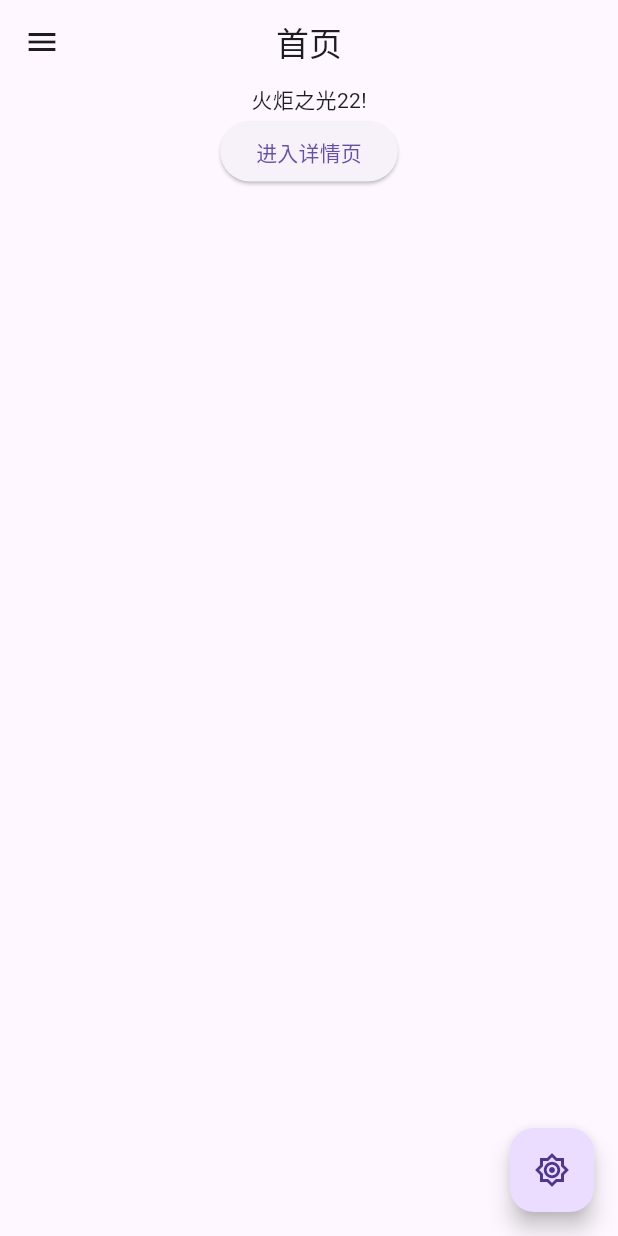
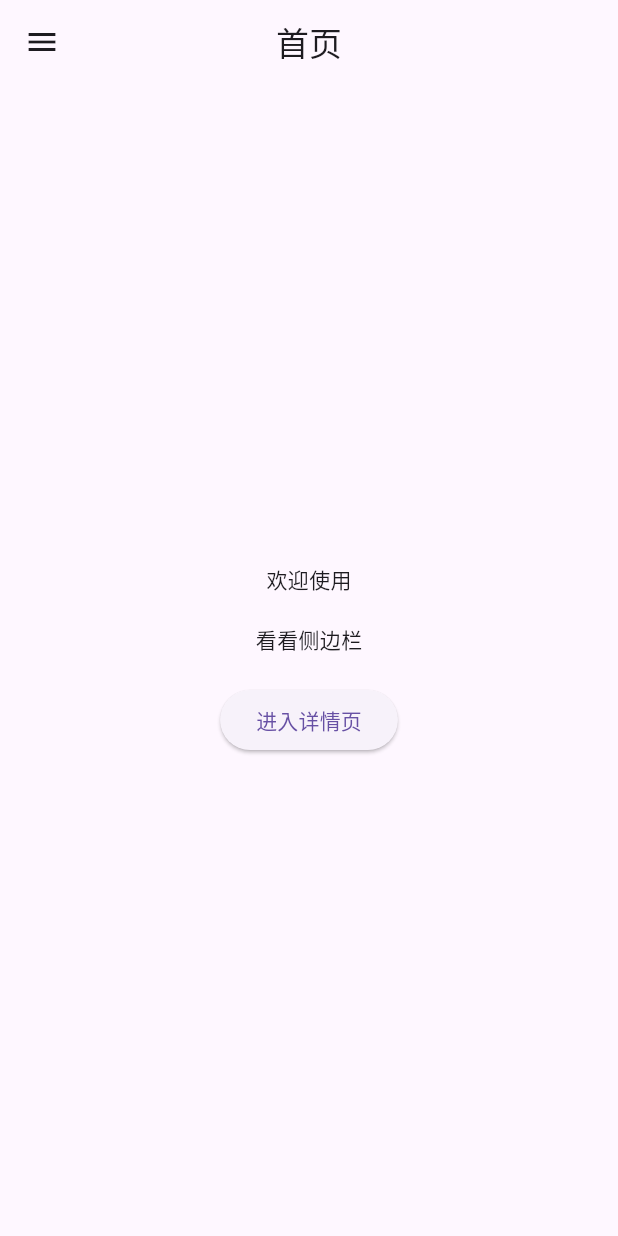
Before and after one commit to Liu7i-67/torchlight_dex, a Flutter app: the screen it shows after launch, on a phone screen of 412 x 824 dp. Run offline on Flutter 3.47's test engine with Material 3 defaults, Android fonts, the phone set to English and light mode, and no system bars.

Commit message:
调整页面布局

```diff
--- a/lib/main.dart
+++ b/lib/main.dart
@@ -1,6 +1,8 @@
 import 'package:flutter/material.dart';
+import 'package:torchlight_dex/pages/changelog/changelog.dart';
 import 'package:torchlight_dex/pages/detail/detail.dart';
 import 'package:torchlight_dex/pages/home/home.dart';
+import 'package:torchlight_dex/pages/pactspirit/pactspirit.dart';
 
 void main() {
   runApp(const MainApp());
@@ -16,7 +18,9 @@
       initialRoute: "/",
       routes: {
         '/': (context) => HomePage(),
+        '/pactspirit': (context) => PactspiritPage(),
         '/detail': (context) => DetailPage(),
+        '/changelog': (context) => ChangeLogPage(),
       },
     );
   }
--- a/lib/pages/home/home.dart
+++ b/lib/pages/home/home.dart
@@ -7,10 +7,16 @@
   Widget build(BuildContext context) {
     return Scaffold(
       appBar: AppBar(centerTitle: true, title: Text("首页")),
-      body: Center(
+      body: SizedBox.expand(
+        child: SafeArea(
           child: Column(
+            mainAxisAlignment: MainAxisAlignment.center,
+            crossAxisAlignment: CrossAxisAlignment.center,
             children: [
-            Text('火炬之光22!'),
+              Text('欢迎使用'),
+              const SizedBox(height: 20),
+              Text('看看侧边栏'),
+              const SizedBox(height: 20),
               ElevatedButton(
                 onPressed: () {
                   Navigator.pushNamed(
@@ -24,12 +30,73 @@
             ],
           ),
         ),
-      drawer: Drawer(child: Center(child: Text('侧边栏'))),
-      floatingActionButton: FloatingActionButton(
-        onPressed: () {
-          print('啊哈');
+      ),
+      drawer: Drawer(
+        child: SafeArea(
+          child: Column(
+            children: [
+              // 上部可滚动区域
+              Expanded(
+                child: SingleChildScrollView(
+                  child: Column(
+                    crossAxisAlignment: CrossAxisAlignment.start,
+                    children: [
+                      const SizedBox(height: 16),
+                      const Padding(
+                        padding: EdgeInsets.symmetric(horizontal: 16),
+                        child: Text(
+                          '菜单',
+                          style: TextStyle(
+                            fontSize: 18,
+                            fontWeight: FontWeight.bold,
+                          ),
+                        ),
+                      ),
+                      const SizedBox(height: 20),
+                      const Divider(),
+                      ListTile(
+                        leading: const Icon(Icons.home),
+                        title: const Text('首页'),
+                        onTap: () {
+                          Navigator.pop(context);
+                          Navigator.pushNamed(context, '/');
                         },
-        child: const Icon(Icons.brightness_7_outlined),
+                      ),
+                      ListTile(
+                        leading: const Icon(Icons.workspaces_outlined),
+                        title: const Text('契灵'),
+                        onTap: () {
+                          Navigator.pop(context);
+                          Navigator.pushNamed(context, '/pactspirit');
+                        },
+                      ),
+                      ListTile(
+                        leading: const Icon(Icons.info),
+                        title: const Text('更新日志'),
+                        onTap: () {
+                          Navigator.pop(context);
+                          Navigator.pushNamed(context, '/changelog');
+                        },
+                      ),
+                    ],
+                  ),
+                ),
+              ),
+
+              // 底部版本号
+              Padding(
+                padding: const EdgeInsets.all(16),
+                child: Align(
+                  alignment: Alignment.bottomLeft,
+                  child: Text(
+                    '版本号 0.0.1',
+                    style: TextStyle(color: Colors.grey[600]),
+                  ),
+                ),
+              ),
+            ],
+          ),
+        ),
       ),
     );
   }
```
Also changed, not shown: lib/components/staticAccordion.dart (added, +67 -0 lines), lib/pages/changelog/changelog.dart (added, +31 -0 lines), lib/pages/pactspirit/pactspirit.dart (added, +35 -0 lines). Lines whose indentation alone changed are shown as unchanged.
